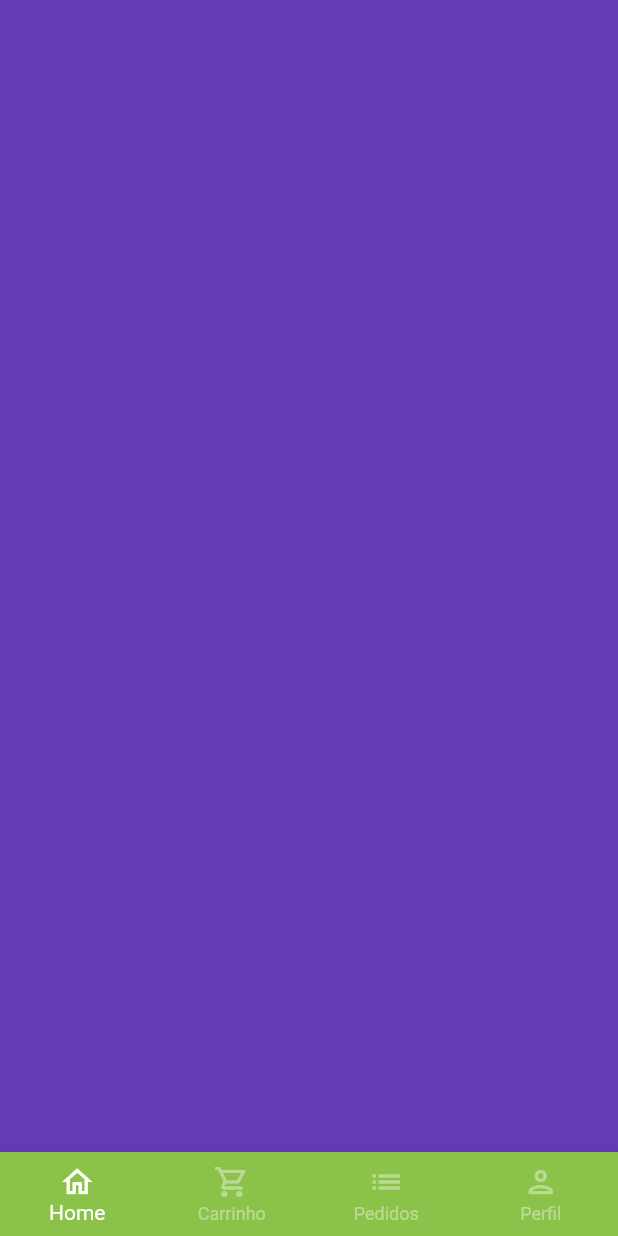
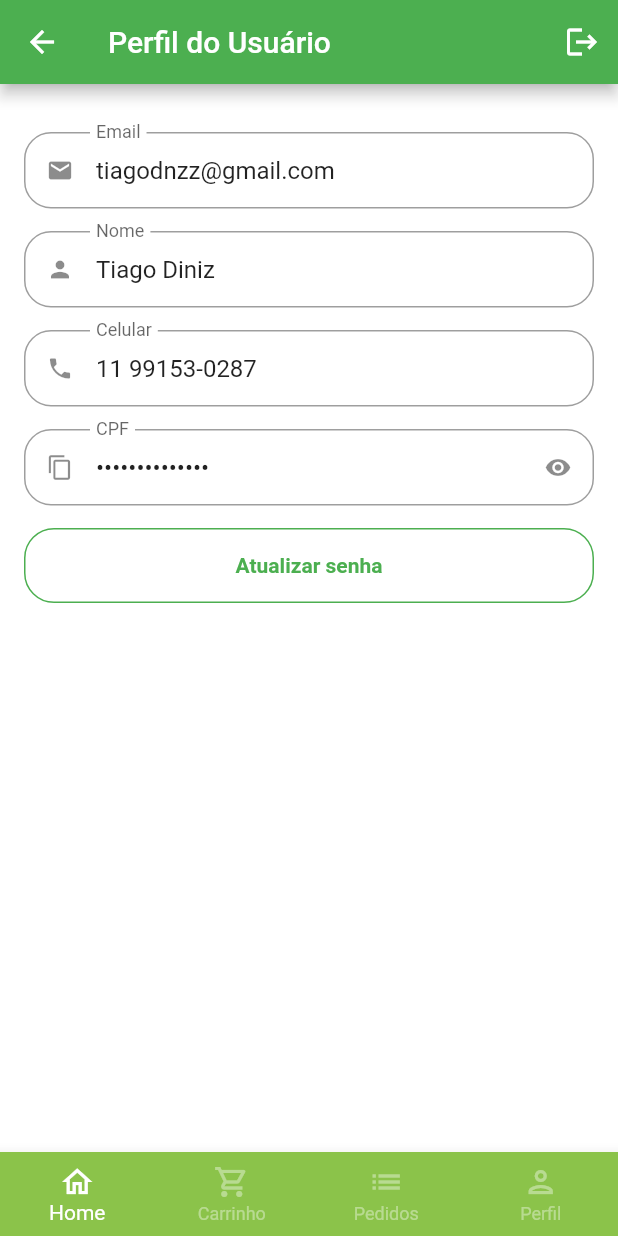
Before and after one commit to tiagodnzz/greengrocer, a Flutter app: the BaseScreen screen opened directly, swiped to page 4, on a phone screen of 412 x 824 dp. Run offline on Flutter 3.47's test engine with Material 2 defaults, Android fonts, the phone set to English and light mode, and no system bars; our stand-ins replace animated_text_kit, mask_text_input_formatter.

Commit message:
Criando tela de de perfil do usuario

```diff
--- a/lib/src/config/app_data.dart
+++ b/lib/src/config/app_data.dart
@@ -1,5 +1,6 @@
 import 'package:greengrocer/src/models/cart_item_model.dart';
 import 'package:greengrocer/src/models/item_model.dart';
+import 'package:greengrocer/src/models/user_model.dart';
 
 // Model Produtos
 
@@ -94,3 +95,11 @@ List<CartItemModel> cartItems = [
     quantity: 3,
   ),
 ];
+
+UserModel user = UserModel(
+  name: 'Tiago Diniz',
+  email: 'tiagodnzz@gmail.com',
+  phone: '11 99153-0287',
+  cpf: '498.729.228-96',
+  password: '',
+);
--- /dev/null
+++ b/lib/src/models/user_model.dart
@@ -0,0 +1,15 @@
+class UserModel {
+  String name;
+  String email;
+  String phone;
+  String cpf;
+  String password;
+
+  UserModel({
+    required this.name,
+    required this.email,
+    required this.phone,
+    required this.cpf,
+    required this.password,
+  });
+}
--- a/lib/src/pages/auth/sign_in_screen.dart
+++ b/lib/src/pages/auth/sign_in_screen.dart
@@ -1,6 +1,6 @@
 import 'package:animated_text_kit/animated_text_kit.dart';
 import 'package:flutter/material.dart';
-import 'package:greengrocer/src/pages/auth/components/custom_text_field.dart';
+import 'package:greengrocer/src/pages/common/custom_text_field.dart';
 import 'package:greengrocer/src/pages/auth/sign_up_screen.dart';
 import 'package:greengrocer/src/pages/base/base_screen.dart';
 import 'package:greengrocer/src/config/custom_colors.dart';
--- a/lib/src/pages/auth/sign_up_screen.dart
+++ b/lib/src/pages/auth/sign_up_screen.dart
@@ -2,7 +2,7 @@ import 'package:flutter/material.dart';
 import 'package:greengrocer/src/config/custom_colors.dart';
 import 'package:mask_text_input_formatter/mask_text_input_formatter.dart';
 
-import 'components/custom_text_field.dart';
+import '../common/custom_text_field.dart';
 
 class SignUpScreen extends StatelessWidget {
   SignUpScreen({super.key});
--- a/lib/src/pages/base/base_screen.dart
+++ b/lib/src/pages/base/base_screen.dart
@@ -2,6 +2,7 @@ import 'package:flutter/material.dart';
 import 'package:greengrocer/src/config/custom_colors.dart';
 import 'package:greengrocer/src/pages/cart/cart_tab.dart';
 import 'package:greengrocer/src/pages/home/home_tab.dart';
+import 'package:greengrocer/src/pages/profile/profile_tab.dart';
 
 class BaseScreen extends StatefulWidget {
   const BaseScreen({super.key});
@@ -22,13 +23,11 @@ class _BaseScreenState extends State<BaseScreen> {
         controller: pageController,
         children: [
           const HomeTab(),
-          CartTab(),
+          const CartTab(),
           Container(
             color: Colors.red,
           ),
-          Container(
-            color: Colors.deepPurple,
-          ),
+          ProfileTab()
         ],
       ),
       bottomNavigationBar: BottomNavigationBar(
--- a/lib/src/pages/auth/components/custom_text_field.dart
+++ b/lib/src/pages/common/custom_text_field.dart
@@ -5,6 +5,8 @@ class CustomTextField extends StatefulWidget {
   final IconData icon;
   final String label;
   final bool isSecret;
+  final String? initialValue;
+  final bool readOnly;
   final List<TextInputFormatter>? inputFormatters;
 
   const CustomTextField({
@@ -13,6 +15,8 @@ class CustomTextField extends StatefulWidget {
     required this.label,
     this.inputFormatters,
     this.isSecret = false,
+    this.initialValue,
+    this.readOnly = false
   });
 
   @override
@@ -34,6 +38,8 @@ class _CustomTextFieldState extends State<CustomTextField> {
     return Padding(
       padding: const EdgeInsets.only(bottom: 15),
       child: TextFormField(
+        readOnly: widget.readOnly,
+        initialValue: widget.initialValue,
         inputFormatters: widget.inputFormatters,
         obscureText: isObscure,
         decoration: InputDecoration(
--- /dev/null
+++ b/lib/src/pages/profile/profile_tab.dart
@@ -0,0 +1,172 @@
+import 'package:flutter/material.dart';
+import 'package:greengrocer/src/pages/common/custom_text_field.dart';
+import 'package:greengrocer/src/config/app_data.dart' as appData;
+
+class ProfileTab extends StatefulWidget {
+  const ProfileTab({super.key});
+
+  @override
+  State<ProfileTab> createState() => _ProfileTabState();
+}
+
+class _ProfileTabState extends State<ProfileTab> {
+  @override
+  Widget build(BuildContext context) {
+    return Scaffold(
+      appBar: AppBar(
+        title: const Text("Perfil do Usuário"),
+        actions: [
+          IconButton(
+            onPressed: () {},
+            icon: const Icon(Icons.logout),
+          )
+        ],
+      ),
+      body: ListView(
+        physics: const BouncingScrollPhysics(),
+        padding: const EdgeInsets.fromLTRB(16, 32, 16, 16),
+        children: [
+          //Email
+          CustomTextField(
+            readOnly: true,
+            initialValue: appData.user.email,
+            icon: Icons.email,
+            label: 'Email',
+          ),
+
+          //Nome
+          CustomTextField(
+            readOnly: true,
+            initialValue: appData.user.name,
+            icon: Icons.person,
+            label: 'Nome',
+          ),
+
+          //Celular
+          CustomTextField(
+            readOnly: true,
+            initialValue: appData.user.phone,
+            icon: Icons.phone,
+            label: 'Celular',
+          ),
+
+          //Cpf
+          CustomTextField(
+            readOnly: true,
+            initialValue: appData.user.cpf,
+            icon: Icons.copy,
+            label: 'CPF',
+            isSecret: true,
+          ),
+
+          //password
+          SizedBox(
+            height: 50,
+            child: OutlinedButton(
+              style: OutlinedButton.styleFrom(
+                side: const BorderSide(color: Colors.green),
+                shape: RoundedRectangleBorder(
+                  borderRadius: BorderRadius.circular(20),
+                ),
+              ),
+              onPressed: () {
+                updatePassword();
+              },
+              child: const Text(
+                'Atualizar senha',
+                style: TextStyle(
+                  fontWeight: FontWeight.bold,
+                ),
+              ),
+            ),
+          )
+        ],
+      ),
+    );
+  }
+
+  Future<bool?> updatePassword() {
+    return showDialog(
+      context: context,
+      builder: (context) {
+        return Dialog(
+          shape: RoundedRectangleBorder(
+            borderRadius: BorderRadius.circular(20),
+          ),
+          child: Stack(
+            children: [
+              Padding(
+                padding: EdgeInsets.all(16),
+                child: Column(
+                  crossAxisAlignment: CrossAxisAlignment.stretch,
+                  mainAxisSize: MainAxisSize.min,
+                  children: [
+                    //titulo
+                    const Padding(
+                      padding: EdgeInsets.symmetric(vertical: 12),
+                      child: Text(
+                        'Atualização de senha',
+                        textAlign: TextAlign.center,
+                        style: TextStyle(
+                          fontSize: 18,
+                          fontWeight: FontWeight.bold,
+                        ),
+                      ),
+                    ),
+
+                    //senha atual
+                    CustomTextField(
+                      isSecret: true,
+                      icon: Icons.lock,
+                      label: 'Senha atual',
+                    ),
+
+                    //nova senha
+                    CustomTextField(
+                      isSecret: true,
+                      icon: Icons.lock_outline,
+                      label: 'Nova senha',
+                    ),
+
+                    //confirmar nova senha
+                    CustomTextField(
+                      isSecret: true,
+                      icon: Icons.lock_outlined,
+                      label: 'Confirmar nova senha',
+                    ),
+
+                    //confirmar
+                    SizedBox(
+                      height: 45,
+                      child: ElevatedButton(
+                        style: ElevatedButton.styleFrom(
+                          shape: RoundedRectangleBorder(
+                            borderRadius: BorderRadius.circular(20),
+                          ),
+                        ),
+                        onPressed: () {},
+                        child: const Text(
+                          'Atualizar',
+                        ),
+                      ),
+                    ),
+                  ],
+                ),
+              ),
+              Positioned(
+                top: 5,
+                right: 5,
+                child: IconButton(
+                  onPressed: () {
+                    Navigator.of(context).pop();
+                  },
+                  icon: const Icon(Icons.close),
+                ),
+              ),
+            ],
+          ),
+        );
+      },
+    );
+  }
+}
```
